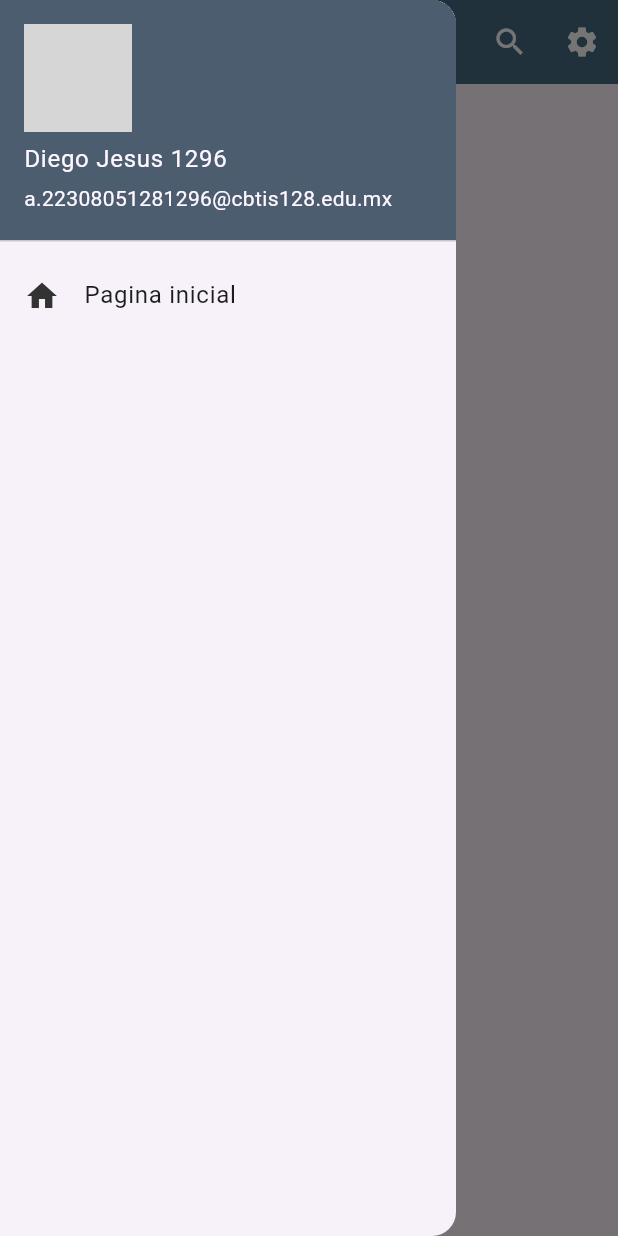
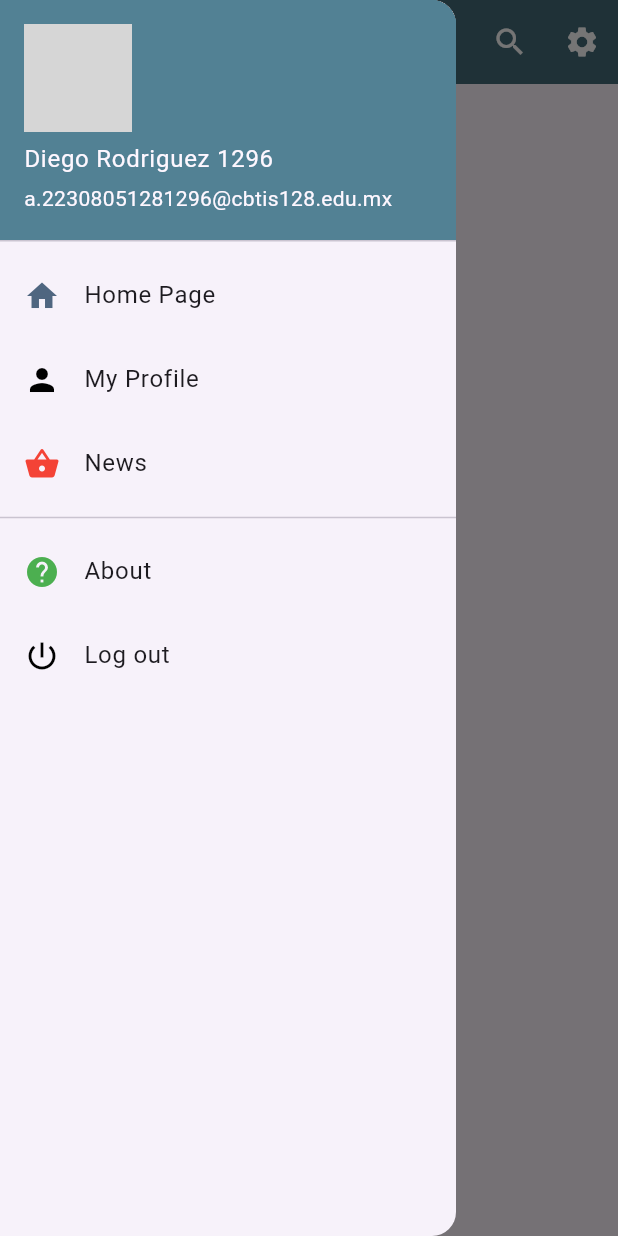
Before and after one commit to Diego-Rodriguez5/UIII-Act4-Drawer-Formularios-Grpo-6J, a Flutter app: the screen it shows after launch, with the side drawer open, on a phone screen of 412 x 824 dp. Run offline on Flutter 3.47's test engine with Material 3 defaults, Android fonts, the phone set to English and light mode, and no system bars; network calls fail; grey boxes are pictures that could not be loaded.

```diff
--- a/lib/homepage.dart
+++ b/lib/homepage.dart
@@ -1,72 +1,84 @@
 import 'package:flutter/material.dart';
 
 class HomePage extends StatelessWidget {
-  const HomePage({super.key});
-
   @override
   Widget build(BuildContext context) {
     return Scaffold(
       appBar: AppBar(
         elevation: 0.2,
-        title: Text("Diego Jesus "),
-        centerTitle: true,
-        backgroundColor: const Color.fromARGB(255, 70, 107, 131),
+        title: const Text("Home Page"),
+        backgroundColor: const Color.fromARGB(255, 68, 107, 119),
         actions: <Widget>[
-          InkWell(
-            onTap: null,
-            child: new IconButton(
-              icon: Icon(
+          IconButton(
+            onPressed: () {},
+            icon: const Icon(
               Icons.search,
               color: Colors.white,
-              ), onPressed: () {  },
             ),
           ),
-          InkWell(
-            onTap: null,
-            child: new IconButton(
-              icon: Icon(
+          IconButton(
+            onPressed: () {},
+            icon: const Icon(
               Icons.settings,
               color: Colors.white,
-              ), onPressed: () {  },
             ),
           ),
         ],
       ),
       drawer: Drawer(
         child: ListView(
-          children: [
+          children: <Widget>[
             UserAccountsDrawerHeader(
-              decoration: BoxDecoration
-            (color: const Color.fromARGB(255, 76, 93, 112)),
-              accountName: Text("Diego Jesus 1296"),
-              accountEmail: Text("a.22308051281296@cbtis128.edu.mx"),
-
-              currentAccountPicture: GestureDetector(
-                child: CircleAvatar(
-                       radius: 130,
-            backgroundColor: const Color.fromARGB(255, 86, 88, 97),
-            child: CircleAvatar(
+              decoration: const BoxDecoration(color: Color.fromARGB(255, 82, 129, 148)),
+              accountName: const Text("Diego Rodriguez 1296"),
+              accountEmail: const Text("a.22308051281296@cbtis128.edu.mx"),
+              currentAccountPicture: const CircleAvatar(
                 radius: 120,
                 backgroundImage: NetworkImage(
-                  'https://raw.githubusercontent.com/Diego-Rodriguez5/Imagenes/refs/heads/main/icono.jpg'),
-
+                  'https://raw.githubusercontent.com/Diego-Rodriguez5/Imagenes/refs/heads/main/icono.jpg',
                 ),
               ),
             ),
+            ListTile(
+              onTap: () {
+                Navigator.popAndPushNamed(context, "/home");
+              },
+              leading: const Icon(Icons.home, color: Color.fromARGB(255, 79, 102, 128)),
+              title: const Text("Home Page"),
             ),
-              InkWell(
-              onTap: (){},
-              child: ListTile(
-                onTap: (){Navigator.popAndPushNamed(context, "/home");},
-                leading: Icon(Icons.home, color: const Color.fromARGB(255, 51, 51, 51)),
-                title: Text("Pagina inicial"),
+            ListTile(
+              onTap: () {
+                Navigator.popAndPushNamed(context, "/profile");
+              },
+              leading: const Icon(Icons.person, color: Colors.black),
+              title: const Text("My Profile"),
+            ),
+            ListTile(
+              onTap: () {
+                Navigator.pushNamed(context, "/news");
+              },
+              leading: const Icon(Icons.shopping_basket, color: Colors.red),
+              title: const Text("News"),
+            ),
+            const Divider(),
+            ListTile(
+              onTap: () {},
+              leading: const Icon(Icons.help, color: Colors.green),
+              title: const Text("About"),
+            ),
+            ListTile(
+              onTap: () {},
+              leading: const Icon(
+                Icons.power_settings_new,
+                color: Colors.black,
+              ),
+              title: const Text("Log out"),
+            ),
+          ],
         ),
       ),
-
-
-
-          ],
-        ),
+      body: const Center(
+        child: Text("Home Page"),
       ),
     );
   }
--- a/lib/main.dart
+++ b/lib/main.dart
@@ -1,5 +1,7 @@
 import 'package:flutter/material.dart';
 import 'package:myapp/homepage.dart';
+import 'package:myapp/profile.dart';
+import 'package:myapp/news.dart';
 
 void main() {
   runApp(const MyApp());
@@ -15,6 +17,8 @@ class MyApp extends StatelessWidget {
         home: HomePage(),
         routes: {
           "/home": (context) => HomePage(),
+          "/profile": (context) => Profile(title: "Profile"),
+          "/news": (context) => News(title: "News"),
         },
 
 
--- /dev/null
+++ b/lib/news.dart
@@ -0,0 +1,20 @@
+import 'package:flutter/material.dart';
+
+class News extends StatelessWidget {
+  final String title;
+
+  const News({Key? key, required this.title}) : super(key: key);
+
+  @override
+  Widget build(BuildContext context) {
+    return Scaffold(
+      appBar: AppBar(
+        title: Text(title),
+        backgroundColor: const Color.fromARGB(255, 66, 91, 122),
+      ),
+      body: const Center(
+        child: Text("News..."),
+      ),
+    );
+  }
+}
```
Also changed, not shown: lib/profile.dart (added, +26 -0 lines). Lines whose indentation alone changed are shown as unchanged.
